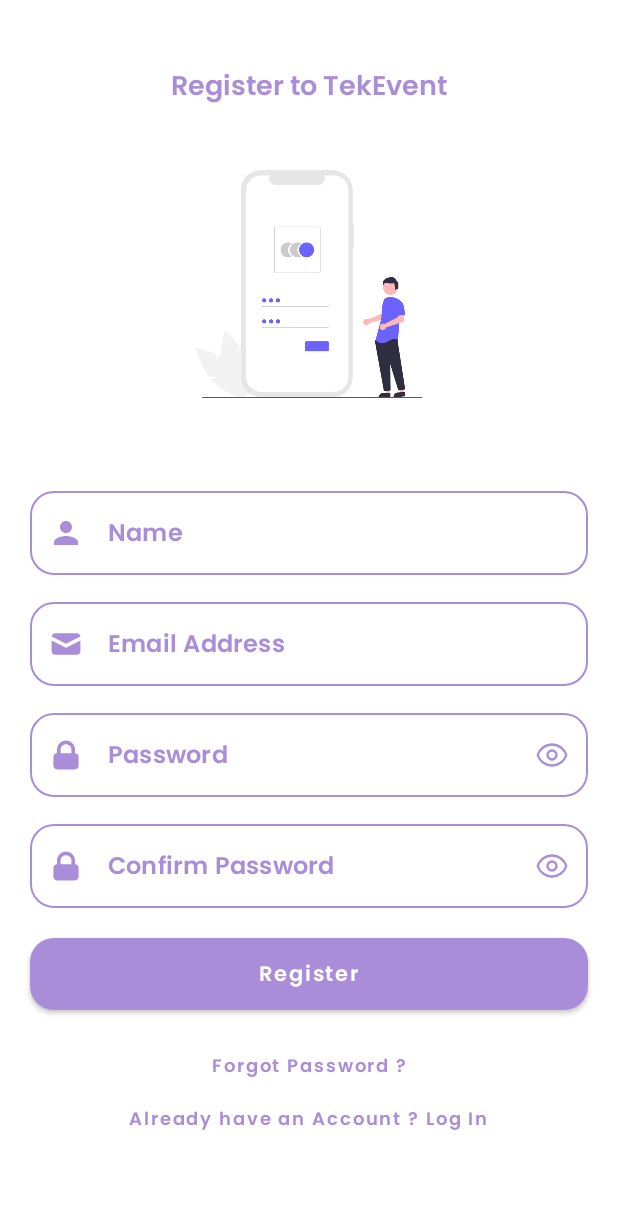
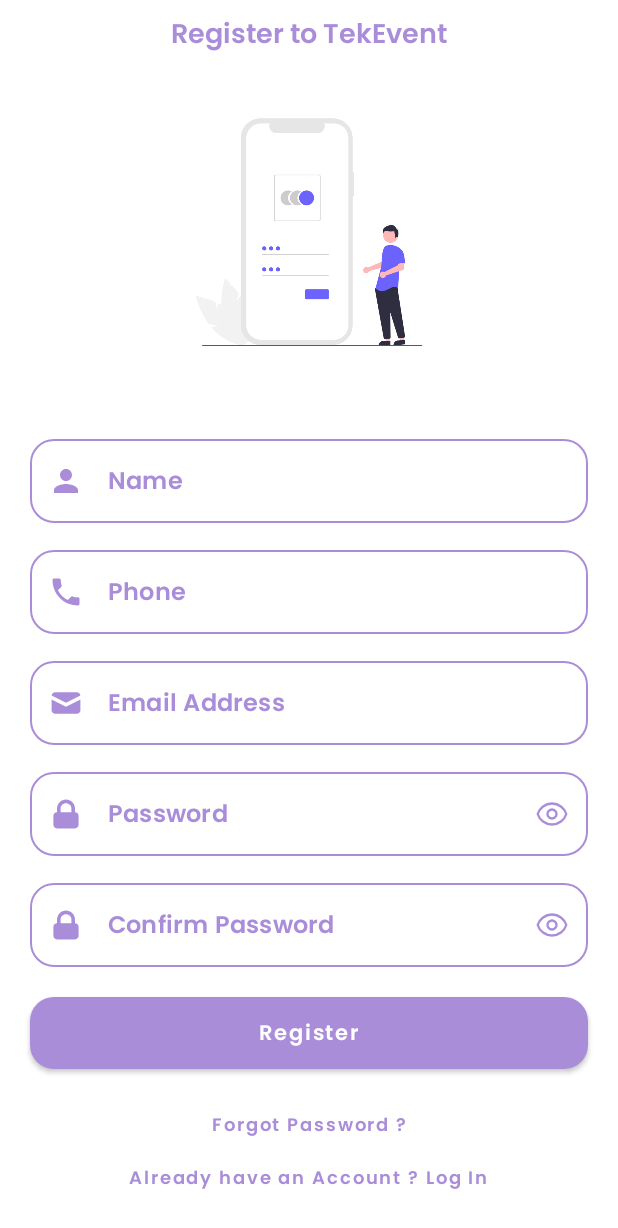
Before and after one commit to samAricha/Tek_Event_Android_Client, an Android app built with Jetpack Compose: the composable RegisterScreen shown on its own in the app's theme, on a phone screen of 412 x 824 dp. Shown: the top 1228 px of the screen. Run offline under Robolectric (Android 15) with nearby library versions, the phone set to English and light mode, and no system bars; our stand-ins replace Dagger/Hilt's generated code; 2 statements that could not run were skipped.

Commit message:
adding phone input field

```diff
--- a/app/src/main/java/teka/android/tekeventandroidclient/presentation/auth/registration/RegistrationScreen.kt
+++ b/app/src/main/java/teka/android/tekeventandroidclient/presentation/auth/registration/RegistrationScreen.kt
@@ -59,6 +59,9 @@ fun RegisterScreen(
     navController: NavController,
     authViewModel: AuthViewModel = hiltViewModel()
 ) {
+    val localContext = LocalContext.current
+
+    var phone by remember { mutableStateOf("") }
     var userName by remember { mutableStateOf("") }
     var email by remember { mutableStateOf("") }
     var password by remember { mutableStateOf("") }
@@ -67,6 +70,21 @@ fun RegisterScreen(
     var isPasswordOpen by remember { mutableStateOf(false) }
     var isPasswordConfirmationOpen by remember { mutableStateOf(false) }
     val mContext = LocalContext.current
+
+    val registrationViewModel : RegistrationViewModel = hiltViewModel()
+
+
+    val isEmailError = registrationViewModel.formState.emailError != null
+    val emailErrorMessage = registrationViewModel.formState.emailError
+
+    val isPhoneNumberError = registrationViewModel.formState.phoneNumberError != null
+    val phoneNumberErrorMessage = registrationViewModel.formState.phoneNumberError
+
+    val isPasswordError = registrationViewModel.formState.passwordError != null
+    val passwordErrorMessage = registrationViewModel.formState.passwordError
+
+    val isPasswordConfirmationError = registrationViewModel.formState.passwordConfirmationError != null
+    val passwordConfirmationErrorMessage = registrationViewModel.formState.passwordConfirmationError
 
 
 
@@ -142,6 +160,39 @@ fun RegisterScreen(
                         leadingIcon = {
                             Icon(
                                 painter = painterResource(id = R.drawable.baseline_person_24),
+                                contentDescription = "",
+                                modifier = Modifier.size(24.dp),
+                                tint = PrimaryColor
+                            )
+                        },
+                        shape = Shapes.large,
+                    )
+
+                    OutlinedTextField(
+                        value = phone,
+                        onValueChange = {
+                            phone = it
+                            registrationViewModel.onEvent(MainEvent.PhoneNumberChanged(it))
+                        },
+                        label = {
+                            Text(text = "Phone", color = PrimaryColor)
+                        },
+                        modifier = Modifier
+                            .fillMaxWidth()
+                            .padding(horizontal = 20.dp)
+                            .padding(top = 10.dp),
+                        keyboardOptions = KeyboardOptions(
+                            keyboardType =
+                            KeyboardType.Phone
+                        ),
+                        colors = TextFieldDefaults.outlinedTextFieldColors(
+                            unfocusedBorderColor = PrimaryColor,
+                            textColor = PrimaryColor
+                        ),
+                        singleLine = true,
+                        leadingIcon = {
+                            Icon(
+                                painter = painterResource(id = R.drawable.baseline_phone_24),
                                 contentDescription = "",
                                 modifier = Modifier.size(24.dp),
                                 tint = PrimaryColor
@@ -283,12 +334,18 @@ fun RegisterScreen(
 
                     Button(
                         onClick = {
+                            if (!isPhoneNumberError && !isEmailError && !isPasswordError && !isPasswordConfirmationError){
                                 authViewModel.register(
                                     name = userName,
                                     email = email,
                                     password = password,
                                     passwordConfirmation = passwordConfirmation
                                 )
+                            }else{
+                                Toast.makeText(localContext,"Please fix the errors", Toast.LENGTH_SHORT).show()
+                            }
+
+
                         },
                         modifier = Modifier
                             .fillMaxWidth()
```
Lines whose indentation alone changed are shown as unchanged.
